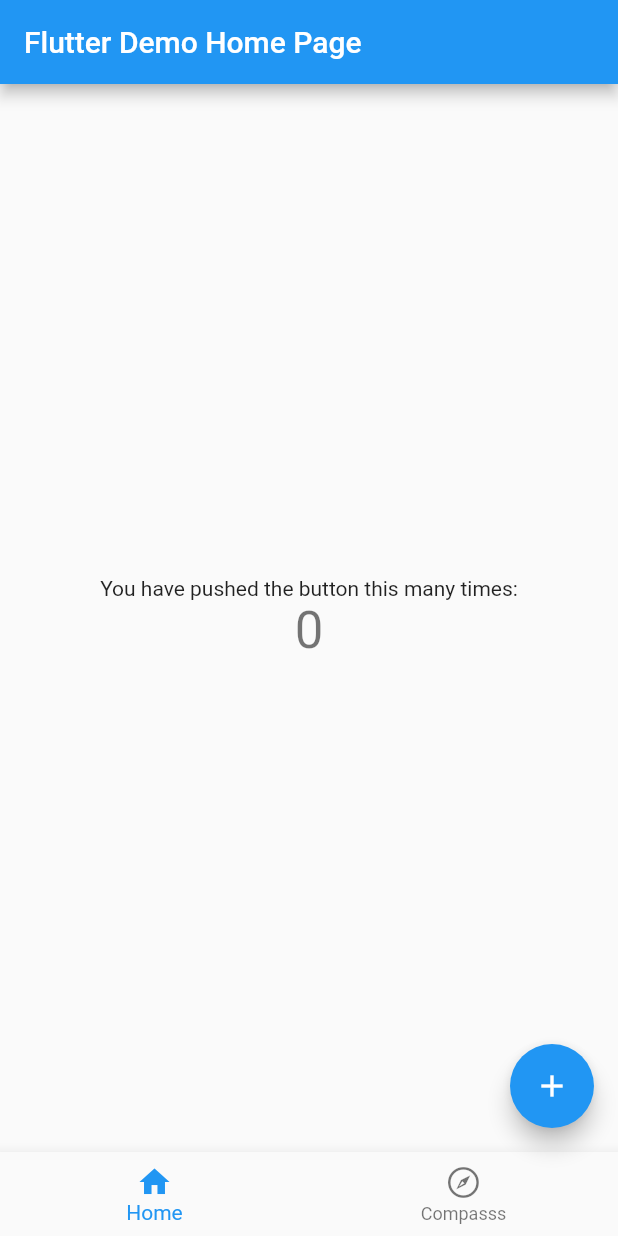
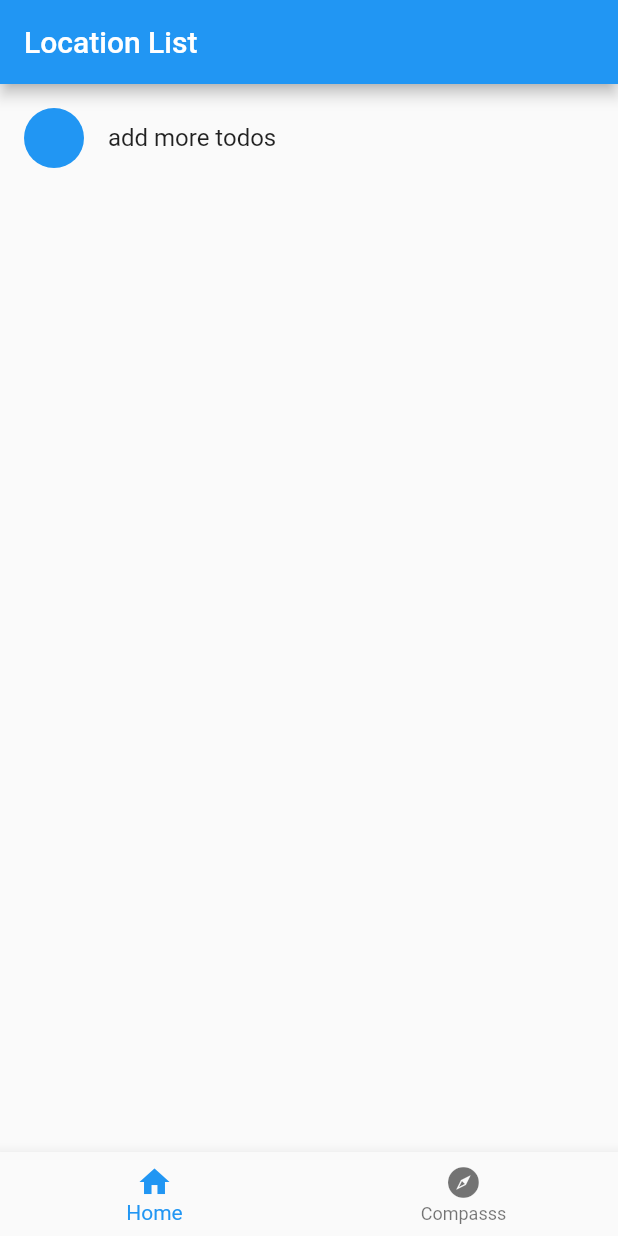
Before and after one commit to GaelleAgahozo/Geocache-, a Flutter app: the screen it shows after launch, on a phone screen of 412 x 824 dp. Run offline on Flutter 3.47's test engine with Material 2 defaults, Android fonts, the phone set to English and light mode, and no system bars.

Commit message:
Got the list partially working
The list is now partially working and the page is located in a different file now. This will help keep things clean. After separating the file it was much easier to get everything working.

```diff
--- a/lib/location_items.dart
+++ b/lib/location_items.dart
@@ -4,27 +4,20 @@
   const Item({required this.name});
 
   final String name;
-
-  String abbrev() {
-    return name.substring(0, 1);
-  }
 }
 
-typedef ToDoListChangedCallback = Function(Item item, bool completed);
-typedef ToDoListRemovedCallback = Function(Item item);
+typedef LocationChangedCallback = Function(Item item, bool current);
 
 class LocationItem extends StatelessWidget {
-  LocationItem(
-      {required this.item,
-      required this.current,
-      required this.onListChanged,
-      required this.onDeleteItem})
-      : super(key: ObjectKey(item));
+  LocationItem({
+    required this.item,
+    required this.current,
+    required this.onListChanged,
+  }) : super(key: ObjectKey(item));
 
   final Item item;
   final bool current;
-  final ToDoListChangedCallback onListChanged;
-  final ToDoListRemovedCallback onDeleteItem;
+  final LocationChangedCallback onListChanged;
 
   Color _getColor(BuildContext context) {
     // The theme depends on the BuildContext because different
@@ -33,7 +26,7 @@
     // taking place and therefore which theme to use.
 
     return current //
-        ? Colors.black54
+        ? Colors.green
         : Theme.of(context).primaryColor;
   }
 
@@ -42,7 +35,6 @@
 
     return const TextStyle(
       color: Colors.black54,
-      backgroundColor: Colors.lightGreen,
     );
   }
 
@@ -52,14 +44,8 @@
       onTap: () {
         onListChanged(item, current);
       },
-      onLongPress: current
-          ? () {
-              onDeleteItem(item);
-            }
-          : null,
       leading: CircleAvatar(
         backgroundColor: _getColor(context),
-        child: Text(item.abbrev()),
       ),
       title: Text(
         item.name,
--- /dev/null
+++ b/lib/location_page.dart
@@ -0,0 +1,47 @@
+import 'package:flutter/material.dart';
+import 'package:geocaching_app/location_items.dart';
+
+class LocationList extends StatefulWidget {
+  const LocationList({super.key});
+
+  @override
+  State createState() => _LocationListState();
+}
+
+class _LocationListState extends State<LocationList> {
+  final _itemSet = <Item>{};
+  List<Item> items = [const Item(name: "add more todos")];
+
+  void _handleListChanged(Item item, bool current) {
+    setState(() {
+      // When a user changes what's in the list, you need
+      // to change _itemSet inside a setState call to
+      // trigger a rebuild.
+      // The framework then calls build, below,
+      // which updates the visual appearance of the app.
+
+      if (!current) {
+        print("Completing");
+        _itemSet.add(item);
+      } else {
+        print("Making Undone");
+        _itemSet.remove(item);
+      }
+    });
+  }
+
+  @override
+  Widget build(BuildContext context) {
+    return ListView(
+      key: ObjectKey(items.first),
+      padding: const EdgeInsets.symmetric(vertical: 8.0),
+      children: items.map((item) {
+        return LocationItem(
+          item: item,
+          current: _itemSet.contains(item),
+          onListChanged: _handleListChanged,
+        );
+      }).toList(),
+    );
+  }
+}
--- a/lib/main.dart
+++ b/lib/main.dart
@@ -1,5 +1,6 @@
 import 'package:flutter/cupertino.dart';
 import 'package:flutter/material.dart';
+import 'package:geocaching_app/location_page.dart';
 
 void main() {
   runApp(const MyApp());
@@ -12,35 +13,17 @@
   @override
   Widget build(BuildContext context) {
     return MaterialApp(
-      title: 'Flutter Demo',
+      title: 'GeoCacheFinder',
       theme: ThemeData(
-        // This is the theme of your application.
-        //
-        // Try running your application with "flutter run". You'll see the
-        // application has a blue toolbar. Then, without quitting the app, try
-        // changing the primarySwatch below to Colors.green and then invoke
-        // "hot reload" (press "r" in the console where you ran "flutter run",
-        // or simply save your changes to "hot reload" in a Flutter IDE).
-        // Notice that the counter didn't reset back to zero; the application
-        // is not restarted.
         primarySwatch: Colors.blue,
       ),
-      home: const MyHomePage(title: 'Flutter Demo Home Page'),
+      home: const MyHomePage(title: 'Location List'),
     );
   }
 }
 
 class MyHomePage extends StatefulWidget {
   const MyHomePage({Key? key, required this.title}) : super(key: key);
-
-  // This widget is the home page of your application. It is stateful, meaning
-  // that it has a State object (defined below) that contains fields that affect
-  // how it looks.
-
-  // This class is the configuration for the state. It holds the values (in this
-  // case the title) provided by the parent (in this case the App widget) and
-  // used by the build method of the State. Fields in a Widget subclass are
-  // always marked "final".
 
   final String title;
 
@@ -49,68 +32,13 @@
 }
 
 class _MyHomePageState extends State<MyHomePage> {
-  int _counter = 0;
-
-  void _incrementCounter() {
-    setState(() {
-      // This call to setState tells the Flutter framework that something has
-      // changed in this State, which causes it to rerun the build method below
-      // so that the display can reflect the updated values. If we changed
-      // _counter without calling setState(), then the build method would not be
-      // called again, and so nothing would appear to happen.
-      _counter++;
-    });
-  }
-
   @override
   Widget build(BuildContext context) {
-    // This method is rerun every time setState is called, for instance as done
-    // by the _incrementCounter method above.
-    //
-    // The Flutter framework has been optimized to make rerunning build methods
-    // fast, so that you can just rebuild anything that needs updating rather
-    // than having to individually change instances of widgets.
     return Scaffold(
       appBar: AppBar(
-        // Here we take the value from the MyHomePage object that was created by
-        // the App.build method, and use it to set our appbar title.
         title: Text(widget.title),
       ),
-      body: Center(
-        // Center is a layout widget. It takes a single child and positions it
-        // in the middle of the parent.
-        child: Column(
-          // Column is also a layout widget. It takes a list of children and
-          // arranges them vertically. By default, it sizes itself to fit its
-          // children horizontally, and tries to be as tall as its parent.
-          //
-          // Invoke "debug painting" (press "p" in the console, choose the
-          // "Toggle Debug Paint" action from the Flutter Inspector in Android
-          // Studio, or the "Toggle Debug Paint" command in Visual Studio Code)
-          // to see the wireframe for each widget.
-          //
-          // Column has various properties to control how it sizes itself and
-          // how it positions its children. Here we use mainAxisAlignment to
-          // center the children vertically; the main axis here is the vertical
-          // axis because Columns are vertical (the cross axis would be
-          // horizontal).
-          mainAxisAlignment: MainAxisAlignment.center,
-          children: <Widget>[
-            const Text(
-              'You have pushed the button this many times:',
-            ),
-            Text(
-              '$_counter',
-              style: Theme.of(context).textTheme.headline4,
-            ),
-          ],
-        ),
-      ),
-      floatingActionButton: FloatingActionButton(
-        onPressed: _incrementCounter,
-        tooltip: 'Increment',
-        child: const Icon(Icons.add),
-      ), // This trailing comma makes auto-formatting nicer for build methods.
+      body: Center(child: LocationList()),
       bottomNavigationBar: BottomNavigationBar(
         items: const <BottomNavigationBarItem>[
           BottomNavigationBarItem(
@@ -119,7 +47,7 @@
           ),
           BottomNavigationBarItem(
               icon: Icon(
-                CupertinoIcons.compass,
+                CupertinoIcons.compass_fill,
               ),
               label: "Compasss"),
         ],
```
